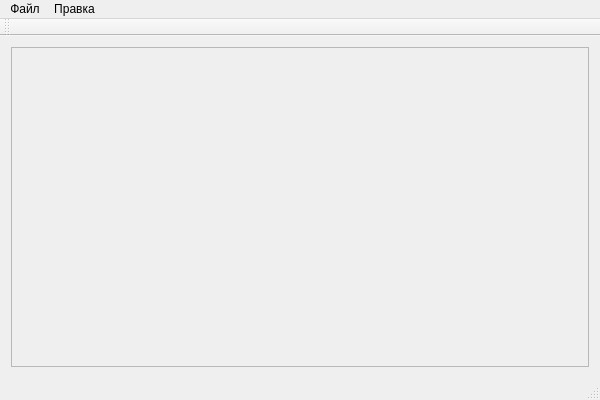
First picture: the form in mainwindow.ui, repository Dearg7/graphics-editor, before the edit.
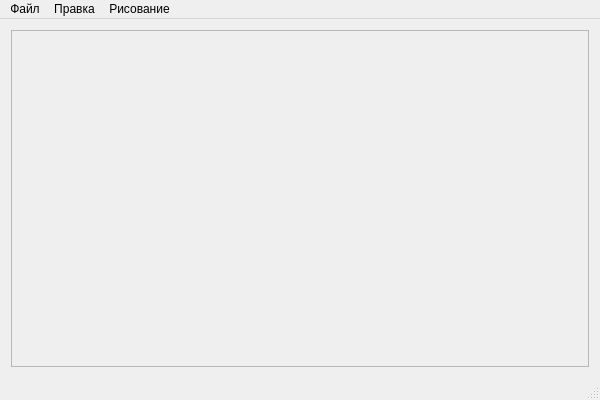
Second picture: the form after the edit.

```diff
--- a/mainwindow.ui
+++ b/mainwindow.ui
@@ -41,7 +41,7 @@
          <x>0</x>
          <y>0</y>
          <width>576</width>
-         <height>311</height>
+         <height>325</height>
         </rect>
        </property>
       </widget>
@@ -81,16 +81,17 @@
     <addaction name="actionInsert"/>
     <addaction name="actionDelete"/>
    </widget>
+   <widget class="QMenu" name="menu_3">
+    <property name="title">
+     <string>Рисование</string>
+    </property>
+    <addaction name="actionPencil"/>
+    <addaction name="actionEraser"/>
+    <addaction name="actionEllipse"/>
+   </widget>
    <addaction name="menu"/>
    <addaction name="menu_2"/>
-  </widget>
-  <widget class="QToolBar" name="mainToolBar">
-   <attribute name="toolBarArea">
-    <enum>TopToolBarArea</enum>
-   </attribute>
-   <attribute name="toolBarBreak">
-    <bool>false</bool>
-   </attribute>
+   <addaction name="menu_3"/>
   </widget>
   <widget class="QStatusBar" name="statusBar"/>
   <action name="actionCreate">
```
Left out of the diff: 24 changed lines with no effect on the pictures.
